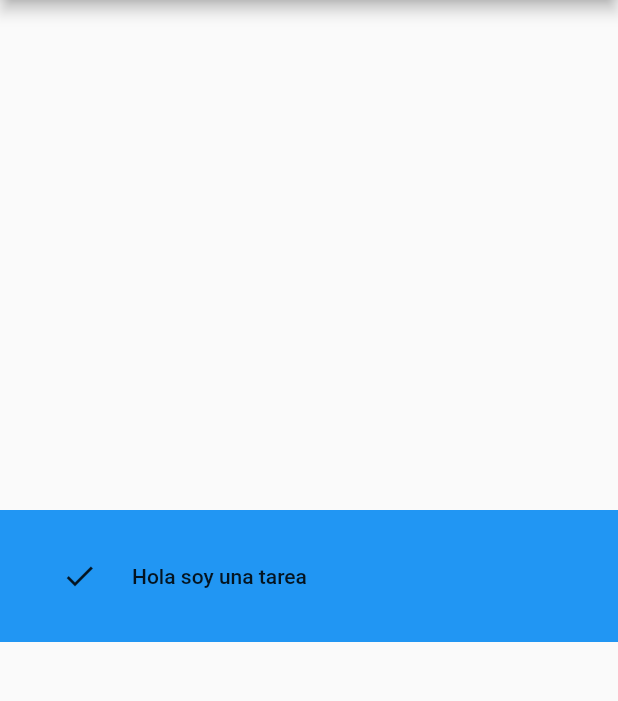
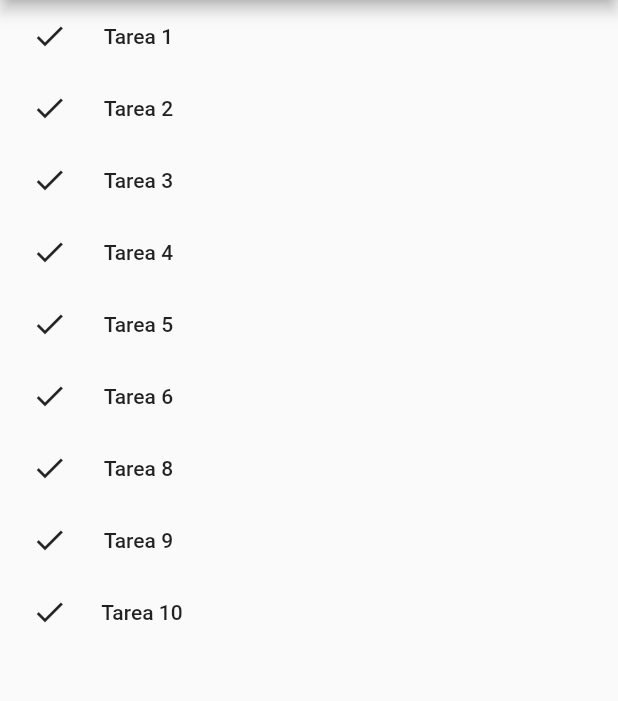
Before and after one commit to juantoperas/stateful, a Flutter app: the screen it shows after launch, on a phone screen of 412 x 824 dp, the part 84-785 px from its top. Run offline on Flutter 3.47's test engine with Material 2 defaults, Android fonts, the phone set to English and light mode, and no system bars.

Commit message:
Lista de 10 tareas

```diff
--- a/lib/main.dart
+++ b/lib/main.dart
@@ -57,7 +57,19 @@ class TareaState extends State<Tarea>{
 
 class MyApp extends StatelessWidget {
 
-  var tareaejemplo = { "nombre": "Hola soy una tarea","done": true};
+  var tareaejemplo =[
+    { "nombre": "Tarea 1","done": true},
+    { "nombre": "Tarea 2","done": true},
+    { "nombre": "Tarea 3","done": true},
+    { "nombre": "Tarea 4","done": true},
+    { "nombre": "Tarea 5","done": true},
+    { "nombre": "Tarea 6","done": true},
+    { "nombre": "Tarea 8","done": true},
+    { "nombre": "Tarea 9","done": true},
+    { "nombre": "Tarea 10","done": true}
+
+
+  ];
   @override
   Widget build(BuildContext context) {
     return MaterialApp(
@@ -66,15 +78,18 @@ class MyApp extends StatelessWidget {
         appBar: AppBar(
           title: Text('Welcome to Flutter'),
         ),
-        body: Center(
-          child: Container(
+        body: ListView(
+          children:[
+            for(var t in tareaejemplo) new Tarea(t)
+          ],
+            /*Container(
               padding: EdgeInsets.all(20),
              decoration: BoxDecoration(
                color: Colors.blue,
              ),
              child: Row(
                 children: [
-                    Tarea(tareaejemplo),
+                    Tarea(tareaejemplo),*/
                   /*
 
                   if(tarea['done'])
@@ -85,11 +100,8 @@ class MyApp extends StatelessWidget {
                   Text ("  "+tarea['nombre'])
 
                    */
-                ],
               )
           )
-        ),
-      ),
     );
   }
 }
```
